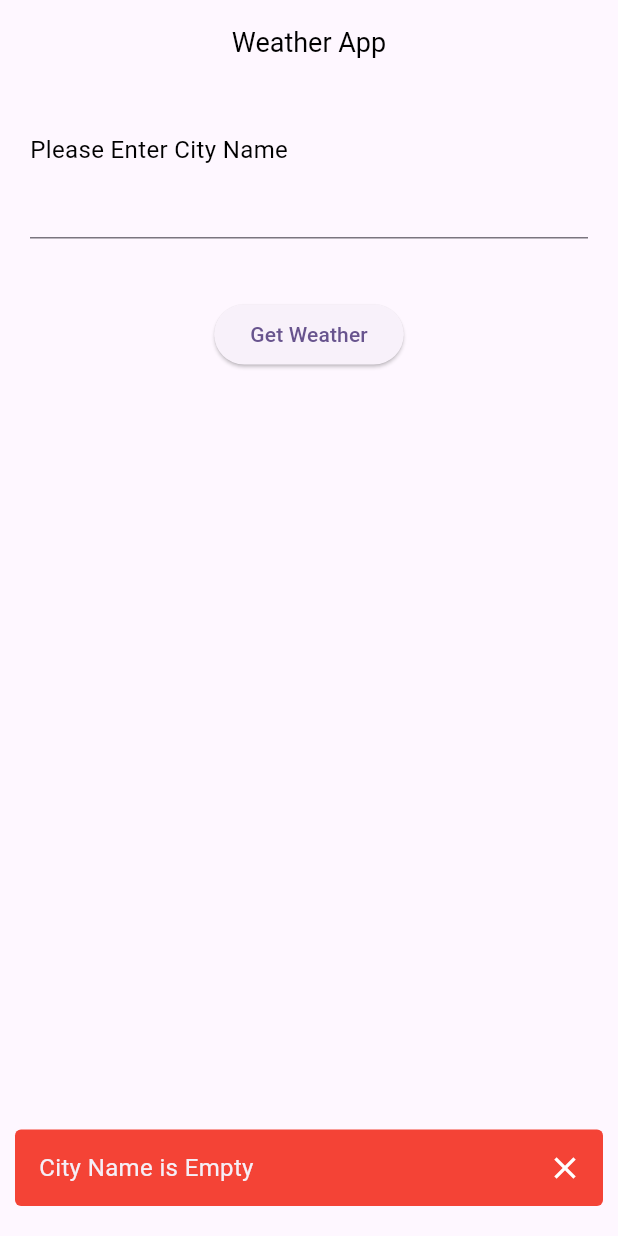
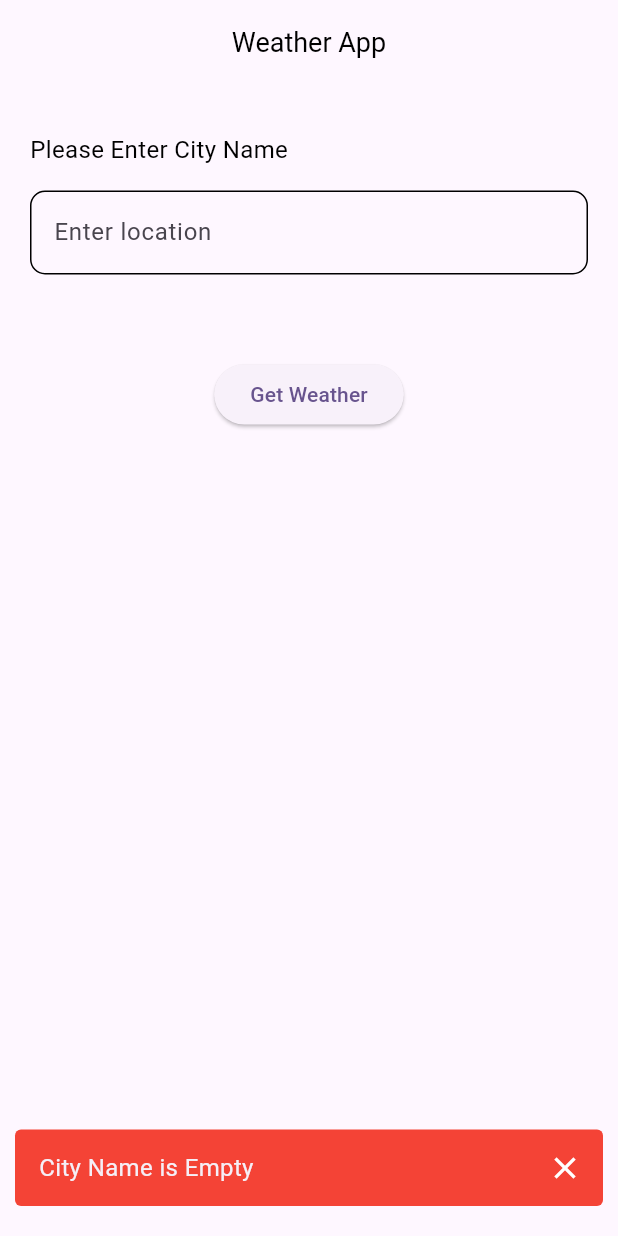
Before and after one commit to ramkshukla/weather_app, a Flutter app: the screen it shows after launch, after a tap on "Get Weather", on a phone screen of 412 x 824 dp. Run offline on Flutter 3.47's test engine with Material 3 defaults, Android fonts, the phone set to English and light mode, and no system bars; our stand-ins replace dartz, dio, internet_connection_checker.

Commit message:
fixed issue

```diff
--- a/lib/main.dart
+++ b/lib/main.dart
@@ -16,6 +16,7 @@ class MyApp extends StatelessWidget {
         colorScheme: ColorScheme.fromSeed(seedColor: Colors.deepPurple),
         useMaterial3: true,
       ),
+      debugShowCheckedModeBanner: false,
       home: const WeatherView(),
     );
   }
--- a/lib/module/weather/view/weather_view.dart
+++ b/lib/module/weather/view/weather_view.dart
@@ -66,9 +66,18 @@ class _WeatherViewState extends State<WeatherView> {
             ),
           ),
           Padding(
-            padding: const EdgeInsets.symmetric(horizontal: 20),
+            padding: const EdgeInsets.symmetric(horizontal: 20, vertical: 16),
             child: TextFormField(
               controller: textEditingController,
+              decoration: const InputDecoration(
+                hintText: "Enter location",
+                enabledBorder: OutlineInputBorder(
+                  borderRadius: BorderRadius.all(Radius.circular(10)),
+                ),
+                focusedBorder: OutlineInputBorder(
+                  borderRadius: BorderRadius.all(Radius.circular(10)),
+                ),
+              ),
             ),
           ),
           const SizedBox(height: 40),
@@ -76,6 +85,7 @@ class _WeatherViewState extends State<WeatherView> {
             child: ElevatedButton(
               onPressed: () {
                 fetchWeatherData();
+                textEditingController.clear();
               },
               child: const Text("Get Weather"),
             ),
@@ -102,7 +112,8 @@ class _WeatherViewState extends State<WeatherView> {
                         color: Colors.blue.withOpacity(0.3),
                         borderRadius: BorderRadius.circular(8),
                       ),
-                      child: Column(
+                      child: snapshot.data!.weatherDescription.isNotEmpty
+                          ? Column(
                               crossAxisAlignment: CrossAxisAlignment.start,
                               children: [
                                 Text(
@@ -151,7 +162,8 @@ class _WeatherViewState extends State<WeatherView> {
                                   style: const TextStyle(fontSize: 18),
                                 )
                               ],
-                      ),
+                            )
+                          : const Text("Data Not Available"),
                     );
                   } else if (snapshot.hasError) {
                     return Text('Error: ${snapshot.error}');
```
Also changed, not shown: pubspec.lock. Lines whose indentation alone changed are shown as unchanged.
